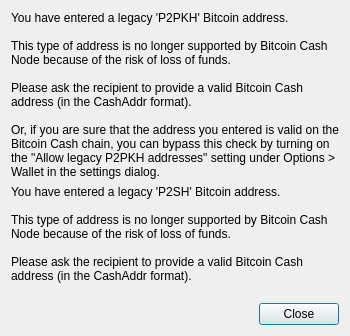
This is src/qt/forms/legacyaddressstopdialog.ui in lambdablockchain/lambda-node as Qt 5 draws it before an edit. The edited form follows.
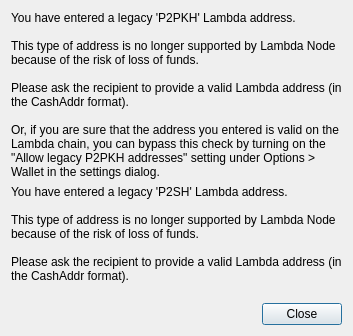
This is the edited form.

Commit message: lambda blockchain launch

```diff
--- a/src/qt/forms/legacyaddressstopdialog.ui
+++ b/src/qt/forms/legacyaddressstopdialog.ui
@@ -12,7 +12,7 @@
       <bool>true</bool>
      </property>
      <property name="text">
-      <string>You have entered a legacy 'P2PKH' Bitcoin address.&lt;br/&gt;&lt;br/&gt;This type of address is no longer supported by Bitcoin Cash Node because of the risk of loss of funds.&lt;br/&gt;&lt;br/&gt;Please ask the recipient to provide a valid Bitcoin Cash address (in the CashAddr format).&lt;br/&gt;&lt;br/&gt;Or, if you are sure that the address you entered is valid on the Bitcoin Cash chain, you can bypass this check by turning on the "Allow legacy P2PKH addresses" setting under Options > Wallet in the settings dialog.</string>
+      <string>You have entered a legacy 'P2PKH' Lambda address.&lt;br/&gt;&lt;br/&gt;This type of address is no longer supported by Lambda Node because of the risk of loss of funds.&lt;br/&gt;&lt;br/&gt;Please ask the recipient to provide a valid Lambda address (in the CashAddr format).&lt;br/&gt;&lt;br/&gt;Or, if you are sure that the address you entered is valid on the Lambda chain, you can bypass this check by turning on the "Allow legacy P2PKH addresses" setting under Options > Wallet in the settings dialog.</string>
      </property>
      <property name="visible">
       <bool>false</bool>
@@ -25,7 +25,7 @@
       <bool>true</bool>
      </property>
      <property name="text">
-      <string>You have entered a legacy 'P2SH' Bitcoin address.&lt;br/&gt;&lt;br/&gt;This type of address is no longer supported by Bitcoin Cash Node because of the risk of loss of funds.&lt;br/&gt;&lt;br/&gt;Please ask the recipient to provide a valid Bitcoin Cash address (in the CashAddr format).</string>
+      <string>You have entered a legacy 'P2SH' Lambda address.&lt;br/&gt;&lt;br/&gt;This type of address is no longer supported by Lambda Node because of the risk of loss of funds.&lt;br/&gt;&lt;br/&gt;Please ask the recipient to provide a valid Lambda address (in the CashAddr format).</string>
      </property>
      <property name="visible">
       <bool>false</bool>
```
The commit also changes 3360 other files.
